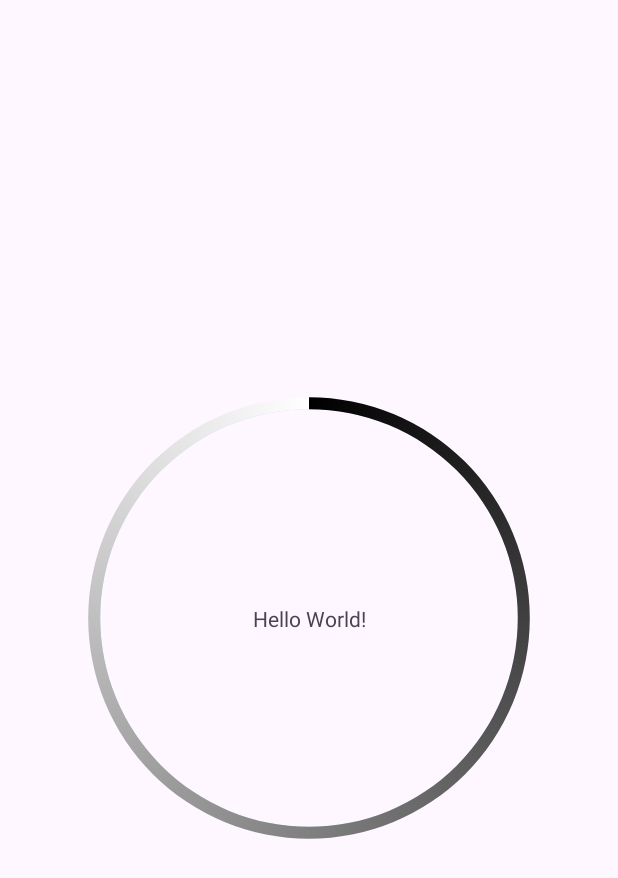
After one commit to pbblerico/Pomodoro-App, an Android app: the layout fragment_timer.xml on its own in the app's theme, with its tools: preview values and no code run, on a phone screen of 412 x 824 dp. The commit adds this screen. Shown: the top 878 px of the screen. Run offline under Robolectric (Android 15) with nearby library versions, the phone set to English and light mode, and no system bars.

Commit message:
create fragments

```diff
--- /dev/null
+++ b/app/src/main/res/layout/fragment_timer.xml
@@ -0,0 +1,36 @@
+<?xml version="1.0" encoding="utf-8"?>
+<androidx.constraintlayout.widget.ConstraintLayout xmlns:android="http://schemas.android.com/apk/res/android"
+    xmlns:app="http://schemas.android.com/apk/res-auto"
+    xmlns:tools="http://schemas.android.com/tools"
+    android:layout_width="match_parent"
+    android:layout_height="match_parent"
+    tools:context=".TimerFragment">
+
+
+    <ProgressBar
+        android:id="@+id/progress_bar"
+        style="?android:attr/progressBarStyleHorizontal"
+        android:layout_width="match_parent"
+        android:layout_height="0dp"
+        android:layout_marginHorizontal="32dp"
+        android:background="@drawable/circular_shape"
+        android:indeterminate="false"
+        android:max="10"
+        android:progress="10"
+        android:progressDrawable="@drawable/circular_progress_bar"
+        app:layout_constraintBottom_toBottomOf="parent"
+        app:layout_constraintEnd_toEndOf="parent"
+        app:layout_constraintStart_toStartOf="parent"
+        app:layout_constraintTop_toTopOf="parent" />
+
+    <TextView
+        android:id="@+id/progress"
+        android:layout_width="wrap_content"
+        android:layout_height="wrap_content"
+        android:text="Hello World!"
+        app:layout_constraintBottom_toBottomOf="@id/progress_bar"
+        app:layout_constraintEnd_toEndOf="@id/progress_bar"
+        app:layout_constraintStart_toStartOf="@id/progress_bar"
+        app:layout_constraintTop_toTopOf="@id/progress_bar" />
+
+</androidx.constraintlayout.widget.ConstraintLayout>
```
Also changed, not shown: app/src/main/java/com/example/alarmapp/MainActivity.kt (+5 -18 lines), app/src/main/java/com/example/alarmapp/SettingsFragment.kt (added, +29 -0 lines), app/src/main/java/com/example/alarmapp/TimerFragment.kt (added, +46 -0 lines), app/src/main/res/layout/activity_main.xml (+7 -24 lines), app/src/main/res/layout/fragment_settings.xml (added, +14 -0 lines).
